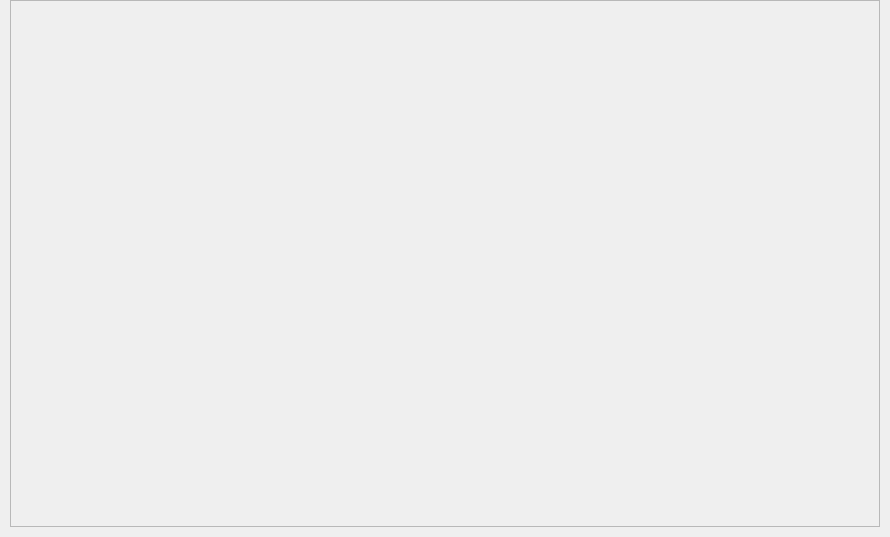
The window that shared/nexis/Pages/Resources/resources_page.ui (s4solutionsllc/Nexis) describes before a commit, drawn with Qt 5.
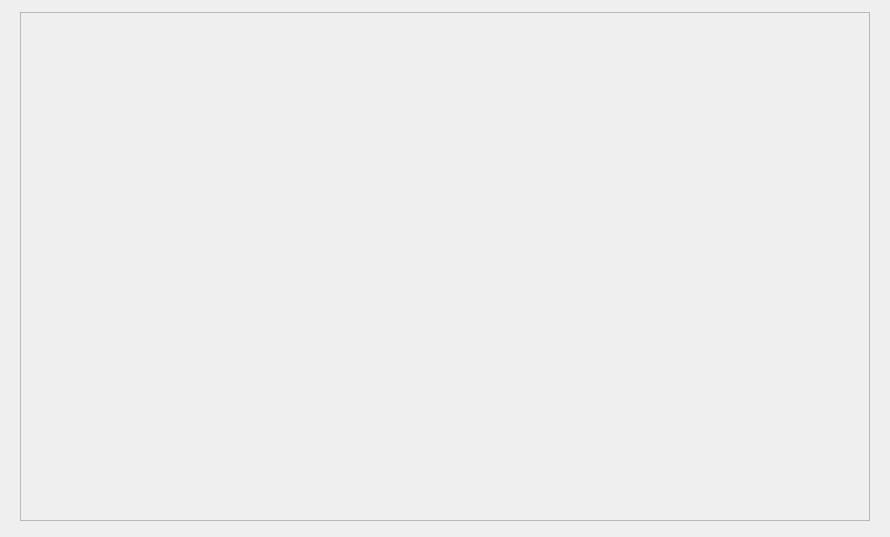
The same window after the commit.

Commit message: refactor(ui): shared page scaffold and scoped transparent backgrounds

```diff
--- a/shared/nexis/Pages/Resources/resources_page.ui
+++ b/shared/nexis/Pages/Resources/resources_page.ui
@@ -18,16 +18,16 @@
     <number>0</number>
    </property>
    <property name="leftMargin">
-    <number>10</number>
+    <number>20</number>
    </property>
    <property name="topMargin">
-    <number>0</number>
+    <number>12</number>
    </property>
    <property name="rightMargin">
-    <number>10</number>
+    <number>20</number>
    </property>
    <property name="bottomMargin">
-    <number>10</number>
+    <number>16</number>
    </property>
    <item>
     <widget class="QScrollArea" name="scrollAreaResource">
```
The commit also changes 33 other files.
